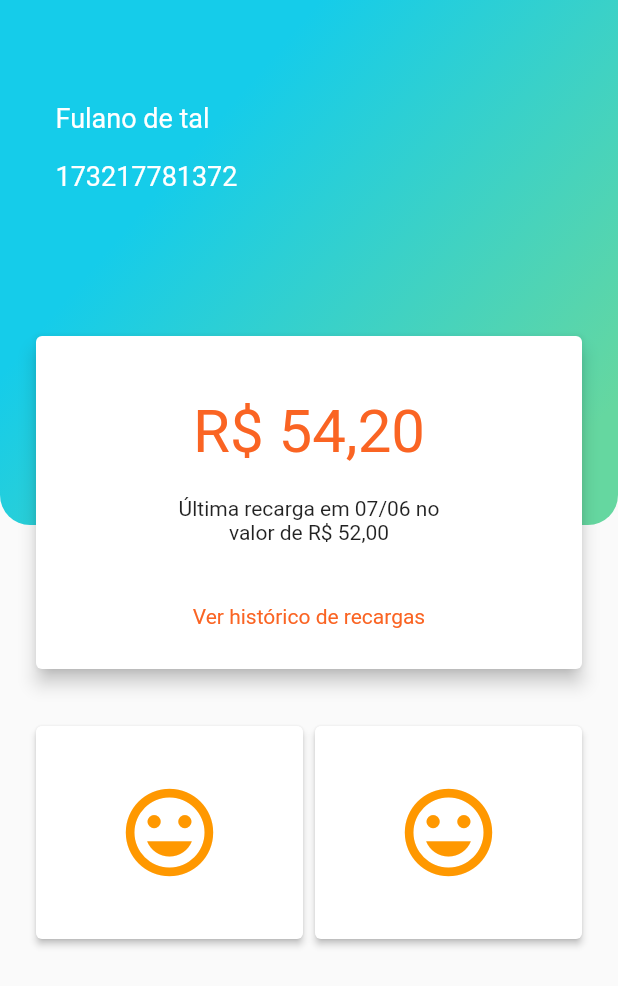
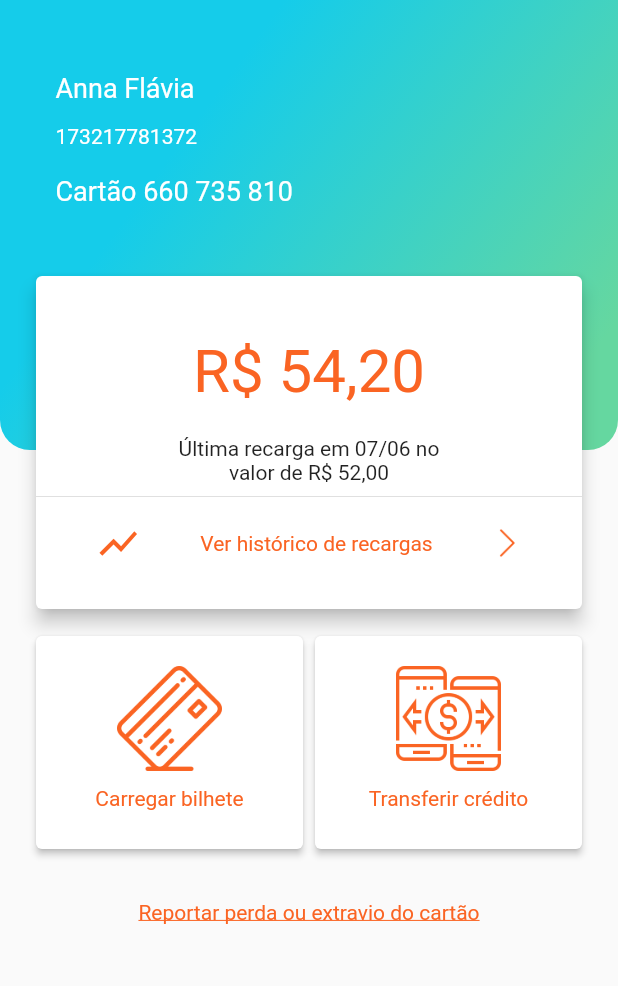
Before and after one commit to BrunoEleodoro/MobChain, a Flutter app: the HomePage screen opened by its route, on a phone screen of 412 x 824 dp. Shown: the top 986 px of the screen. Run offline on Flutter 3.47's test engine with Material 2 defaults, Android fonts, the phone set to English and light mode, and no system bars; our stand-ins replace flutter_masked_text; missing offline and left inert: flutter_nfc_reader.

Commit message:
Home finished

```diff
--- a/lib/pages/home.dart
+++ b/lib/pages/home.dart
@@ -12,7 +12,7 @@ class _HomePageState extends State<HomePage> {
         body: SingleChildScrollView(
       child: Stack(children: <Widget>[
         Container(
-            height: 350,
+            height: 300,
             decoration: BoxDecoration(
               borderRadius: BorderRadius.only(
                   bottomLeft: Radius.circular(20),
@@ -31,7 +31,7 @@ class _HomePageState extends State<HomePage> {
               ),
             )),
         Container(
-          margin: EdgeInsets.only(top: 50, left: 37),
+          margin: EdgeInsets.only(top: 30, left: 37),
           child: Column(
             mainAxisAlignment: MainAxisAlignment.start,
             crossAxisAlignment: CrossAxisAlignment.start,
@@ -39,14 +39,21 @@ class _HomePageState extends State<HomePage> {
               Padding(
                 padding: const EdgeInsets.only(top: 18.0),
                 child: Text(
-                  'Fulano de tal',
+                  'Anna Flávia',
                   style: TextStyle(color: Colors.white, fontSize: 18),
+                ),
+              ),
+              Padding(
+                padding: const EdgeInsets.only(top: 14.0),
+                child: Text(
+                  '173217781372',
+                  style: TextStyle(color: Colors.white, fontSize: 14),
                 ),
               ),
               Padding(
                 padding: const EdgeInsets.only(top: 18.0),
                 child: Text(
-                  '173217781372',
+                  'Cartão 660 735 810',
                   style: TextStyle(color: Colors.white, fontSize: 18),
                 ),
               )
@@ -55,7 +62,7 @@ class _HomePageState extends State<HomePage> {
         ),
         Center(
           child: Container(
-            margin: EdgeInsets.only(top: 220, bottom: 20, left: 20, right: 20),
+            margin: EdgeInsets.only(top: 180, bottom: 20, left: 20, right: 20),
             width: double.maxFinite,
             height: 230,
             child: Card(
@@ -68,7 +75,8 @@ class _HomePageState extends State<HomePage> {
                       padding: const EdgeInsets.only(top: 40.0),
                       child: Text(
                         'R\$ 54,20',
-                        style: TextStyle(color: Color(0XFFFA6423), fontSize: 40),
+                        style:
+                            TextStyle(color: Color(0XFFFA6423), fontSize: 40),
                       ),
                     ),
                   ),
@@ -82,25 +90,30 @@ class _HomePageState extends State<HomePage> {
                       style: TextStyle(fontSize: 14),
                     ),
                   )),
+                  Divider(),
+                  Padding(
+                    padding: const EdgeInsets.only(top:8.0),
+                    child: Row(
+                      mainAxisAlignment: MainAxisAlignment.spaceEvenly,
+                      crossAxisAlignment: CrossAxisAlignment.center,
+                      children: <Widget>[
+                        Icon(Icons.show_chart, size: 30,color: Color(0XFFFA6423),),
                         Align(
                           alignment: Alignment.center,
-                    child: Padding(
-                      padding:
-                          const EdgeInsets.only(top: 40.0, left: 10, right: 10),
-                      child: Text(
+                          child:Text(
                               'Ver histórico de recargas',
                               textAlign: TextAlign.center,
                               style: TextStyle(color: Color(0XFFFA6423)),
                           ),
                         ),
+                        Container(child: Image.asset('assets/right-arrow.png', color: Color(0XFFFA6423),),height: 20,)
+                      ],
                     ),
+                  )
                 ],
               ),
             ),
           ),
-      ),
-      SizedBox(
-          height: 40,
         ),
         Column(
           children: <Widget>[
@@ -115,7 +128,7 @@ class _HomePageState extends State<HomePage> {
 //              ),
 //            ),
             Padding(
-                padding: const EdgeInsets.only(top: 480,left: 20, right: 20),
+              padding: const EdgeInsets.only(top: 420, left: 20, right: 20),
               child: Row(
                 children: <Widget>[
                   Expanded(
@@ -129,11 +142,16 @@ class _HomePageState extends State<HomePage> {
                           child: Card(
                             elevation: 2,
                             child: Center(
-                                child: Icon(
-                                  Icons.insert_emoticon,
-                                  size: 70,
-                                  color: Theme.of(context).colorScheme.primary,
-                                ),
+                              child: Column(
+                                children: <Widget>[
+                                  SizedBox(height: 20,),
+                                  Container(
+                                    height: 70,
+                                      child: Image.asset('assets/credit-card.png', color: Color(0XFFFA6423),)),
+                                  SizedBox(height: 10,),
+                                  Text('Carregar bilhete', style: TextStyle(color: Color(0XFFFA6423)),)
+                                ],
+                              )
                             ),
                           )),
                     ),
@@ -149,21 +167,25 @@ class _HomePageState extends State<HomePage> {
                           child: Card(
                             elevation: 2,
                             child: Center(
-                                child: Icon(
-                                  Icons.insert_emoticon,
-                                  size: 70,
-                                  color: Theme.of(context).colorScheme.primary,
-                                ),
+                                child: Column(
+                                  children: <Widget>[
+                                    SizedBox(height: 20,),
+                                    Container(
+                                        height: 70,
+                                        child: Image.asset('assets/money-transfer.png', color: Color(0XFFFA6423),)),
+                                    SizedBox(height: 10,),
+                                    Text('Transferir crédito', style: TextStyle(color: Color(0XFFFA6423)),)
+                                  ],
+                                )
                             ),
                           )),
                     ),
-                    )
+                  ),
                 ],
               ),
             ),
-            SizedBox(
-              height: 20,
-            ),
+            Padding(padding: EdgeInsets.only(top: 30),
+            child: Text('Reportar perda ou extravio do cartão', style: TextStyle( decoration: TextDecoration.underline,color: Color(0XFFFA6423)),),)
 //            Row(
 //              children: <Widget>[
 //                Expanded(
```
Also changed, not shown: assets/credit-card.png (added), assets/credit-card.svg (deleted), assets/money-transfer.png (added), assets/money-transfer.svg (deleted), assets/plus.png (added), assets/plus.svg (deleted), assets/right-arrow.png (added), assets/right-arrow.svg (deleted). Lines whose indentation alone changed are shown as unchanged.
